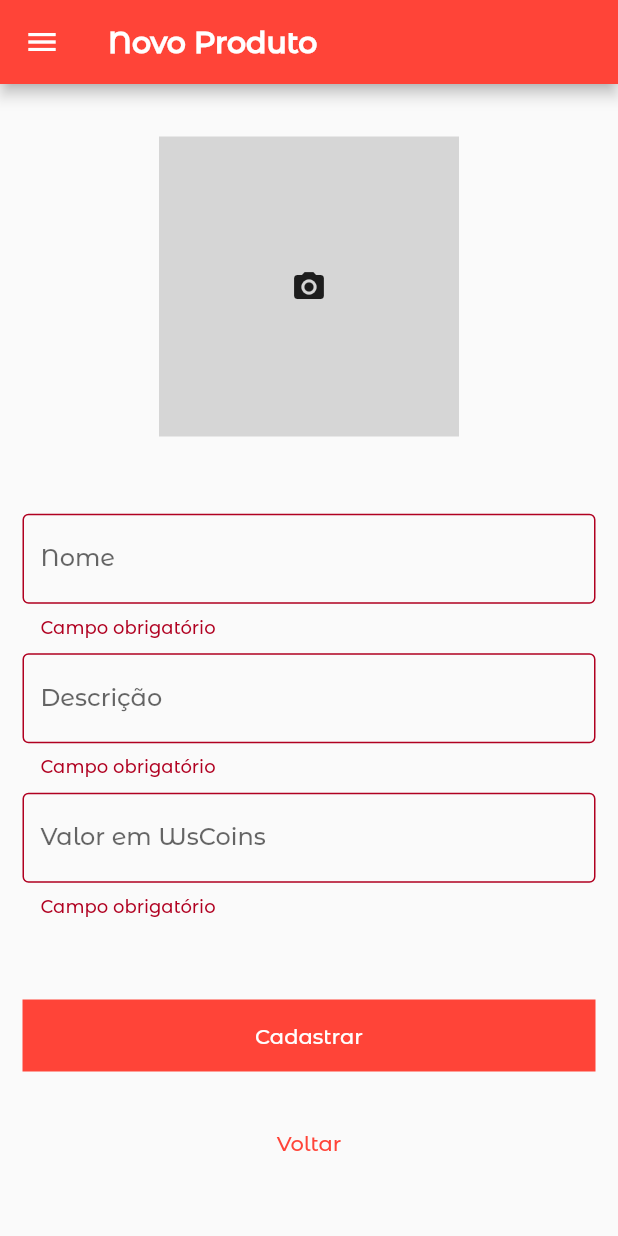
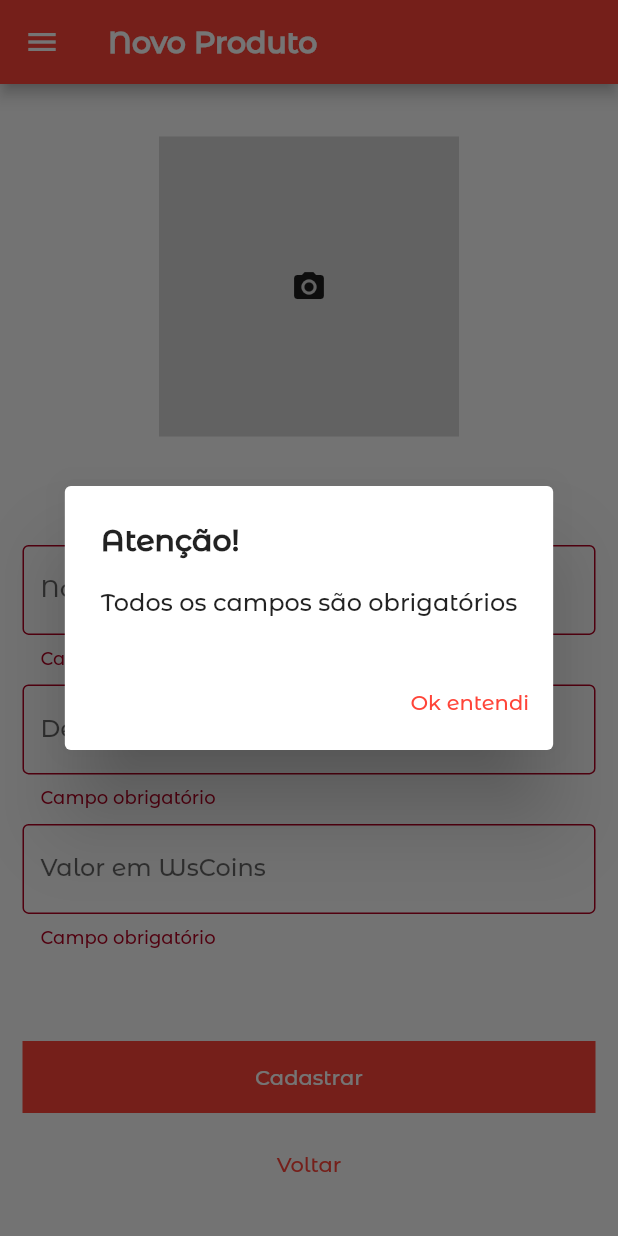
Before and after one commit to Jamilyasbarb/compras_flutter, a Flutter app: the CadastroPage screen opened by its route, after a tap on "Cadastrar", on a phone screen of 412 x 824 dp. Run offline on Flutter 3.47's test engine with Material 2 defaults, Android fonts, the phone set to English and light mode, and no system bars; our stand-ins replace connectivity_plus, image_picker, internet_connection_checker; network calls fail; statements that could not run were skipped; project files that could hold a hidden picture were left out.

Commit message:
feat: conexao com a internet e tratamento de erro
adicionado logica para detectar se o dispositivo esta conectado a internet e tratamento de erro para quando o usuario tentar enviar o formulario com algum input vazio

```diff
--- a/lib/pages/cadastro/cadastro_page.dart
+++ b/lib/pages/cadastro/cadastro_page.dart
@@ -1,7 +1,14 @@
-import 'package:compras_vita_health/controllers/produto_controller.dart';
+import 'dart:async';
+
+import 'package:flutter/cupertino.dart';
 import 'package:flutter/material.dart';
+
 import 'package:image_picker/image_picker.dart';
 import 'package:provider/provider.dart';
+import 'package:connectivity_plus/connectivity_plus.dart';
+import 'package:internet_connection_checker/internet_connection_checker.dart';
+
+import 'package:compras_vita_health/controllers/produto_controller.dart';
 
 class CadastroPage extends StatefulWidget {
   const CadastroPage({super.key});
@@ -13,6 +20,36 @@ class CadastroPage extends StatefulWidget {
 class _CadastroPageState extends State<CadastroPage> {
 
   final _keyForm = GlobalKey<FormState>();
+  late StreamSubscription subscription;
+  bool isDeviceConnected = false;
+  bool isAlertSet = false;
+
+  @override
+  void initState() {
+    super.initState();
+    getConnectivity();
+  }
+
+  @override
+  void dispose() {
+    super.dispose();
+    subscription.cancel();
+  }
+
+  getConnectivity() => subscription = Connectivity().onConnectivityChanged.listen(
+    (ConnectivityResult result) async {
+      isDeviceConnected = await InternetConnectionChecker().hasConnection;
+      if(!isDeviceConnected && isAlertSet == false){
+        print('entrei aqui na conexao');
+        showDialogBox();
+        setState(() {
+          isAlertSet = true;
+        });
+      }
+     }
+  );
+
+
 
   @override
   Widget build(BuildContext context) {
@@ -28,6 +65,8 @@ class _CadastroPageState extends State<CadastroPage> {
         width: MediaQuery.of(context).size.width,
         child: Container(
           margin: EdgeInsets.all(15),
+          child: Form(
+            key: _keyForm,
             child: Column(
               children: [
                 GestureDetector(
@@ -45,13 +84,11 @@ class _CadastroPageState extends State<CadastroPage> {
                   ),
                 ),
                 Expanded(
-                flex: 2,
+                  flex: 3,
                   child: Column(
                     mainAxisAlignment: MainAxisAlignment.center,
                     children: [
                       SingleChildScrollView(
-                      child: Form(
-                        key: _keyForm,
                         child: Column(
                           mainAxisAlignment: MainAxisAlignment.center,
                           children: [
@@ -86,6 +123,7 @@ class _CadastroPageState extends State<CadastroPage> {
                             ),
                             Container(height: 10,),
                             TextFormField(
+                              keyboardType: TextInputType.number,
                               decoration: InputDecoration(
                                 labelText: 'Valor em WsCoins',
                                 border: OutlineInputBorder(),
@@ -102,7 +140,6 @@ class _CadastroPageState extends State<CadastroPage> {
                           ],
                         ),
                       ),
-                    ),
                     ],
                   ),
                 ),
@@ -116,9 +153,25 @@ class _CadastroPageState extends State<CadastroPage> {
                         color: Theme.of(context).colorScheme.primary,
                         child: TextButton(
                           onPressed: (){
-                          if(_keyForm.currentState!.validate()){
+                            if(_keyForm.currentState!.validate() && controller.imagem != null){
                               controller.addProduto();
                               Navigator.of(context).pushReplacementNamed('/');
+                              getConnectivity();
+                            }else{
+                              showDialog(
+                                context: context,
+                                builder: (context) {
+                                  return AlertDialog(
+                                    title: Text('Atenção!'),
+                                    content: Text('Todos os campos são obrigatórios'),
+                                    actions: [
+                                      TextButton(onPressed: (){
+                                        Navigator.pop(context);
+                                      }, child: Text('Ok entendi'))
+                                    ],
+                                  );
+                                },
+                              );
                             }
                           },
                           child: Text('Cadastrar', style: TextStyle(color: Colors.white),),
@@ -137,6 +190,32 @@ class _CadastroPageState extends State<CadastroPage> {
             ),
           ),
         ),
+      ),
     );
   }
+
+  showDialogBox() => showCupertinoDialog(
+    context: context,
+    builder: (BuildContext context) {
+      return CupertinoAlertDialog(
+        title: Text('Conexão com a internet'),
+        content: Text('Falha ao tentar se conectar com a internet'),
+        actions: [
+          TextButton(
+            onPressed: () async{
+              Navigator.pop(context, 'Cancel');
+              isDeviceConnected = await InternetConnectionChecker().hasConnection;
+              if(!isDeviceConnected){
+                showDialogBox();
+                setState(() {
+                  isAlertSet= true;
+                });
               }
+            },
+          child: Text('Ok'))
+        ],
+      );
+    },
+  );
+
+}
```
Lines whose indentation alone changed are shown as unchanged.
